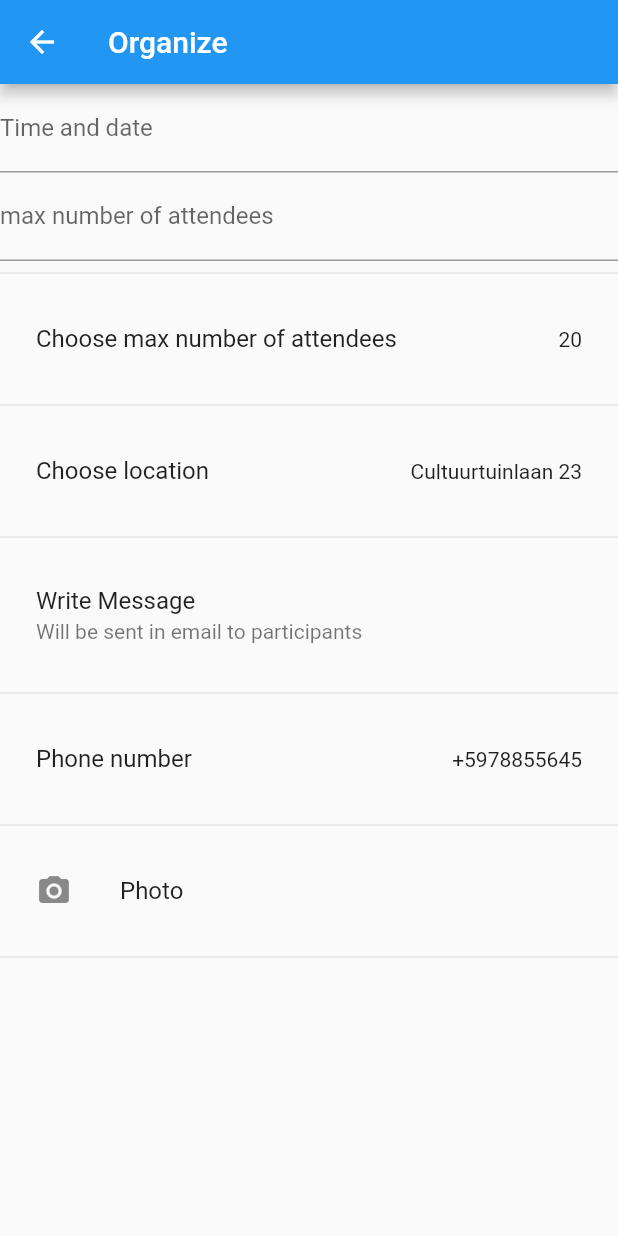
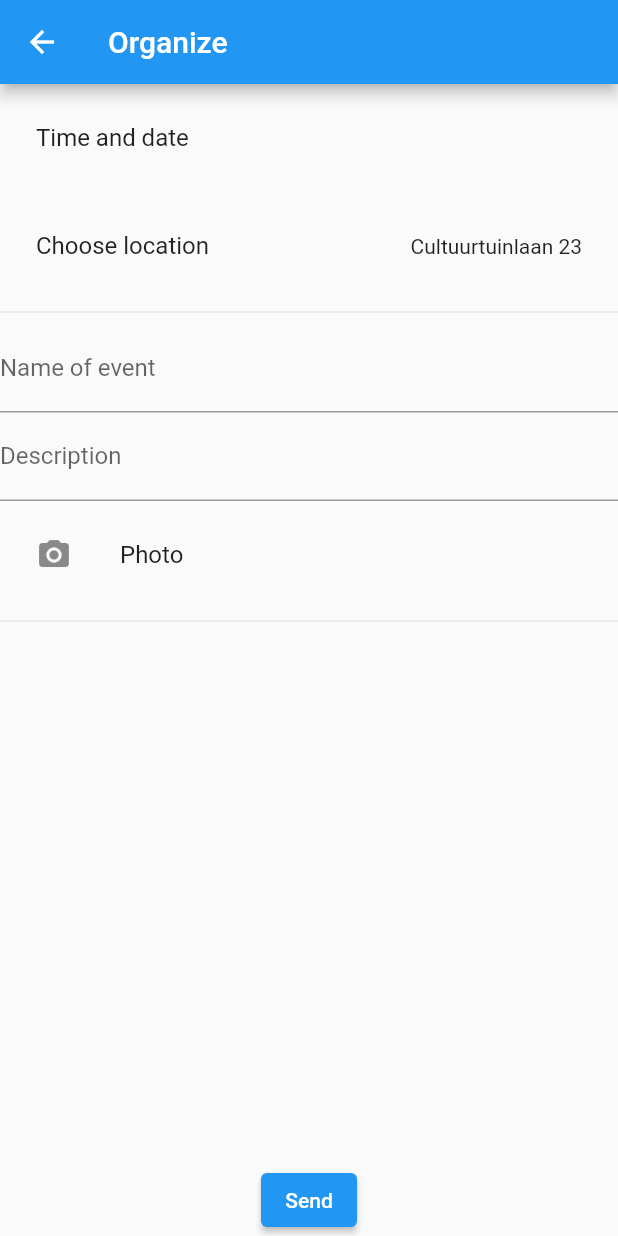
Before and after one commit to GDSC-ADEK/gdsc-solution, a Flutter app: the OrganizeScreen screen opened directly, on a phone screen of 412 x 824 dp. Run offline on Flutter 3.47's test engine with Material 2 defaults, Android fonts, the phone set to English and light mode, and no system bars; our stand-ins replace camera, cloud_firestore, firebase_auth, firebase_core, firebase_storage, google_maps_flutter and 1 more; accounts and stored records are empty.

Commit message:
Added ability to organize and upload events

```diff
--- a/lib/main.dart
+++ b/lib/main.dart
@@ -456,21 +456,91 @@ class EventDetail extends StatelessWidget {
 //https://api.flutter.dev/flutter/material/TextFormField-class.html
 //https://api.flutter.dev/flutter/widgets/FormField-class.html
 //https://docs.flutter.dev/cookbook/forms/validation
-class OrganizeScreen extends StatelessWidget {
+class OrganizeScreen extends StatefulWidget {
+  @override
+  State<OrganizeScreen> createState() => _OrganizeScreenState();
+}
+
+class _OrganizeScreenState extends State<OrganizeScreen> {
+  String? name;
+  String? description;
+  DateTime? orgDate;
+  final List<String> beforePictures = [];
+  final List<String> picturesToUpload = [];
+  DocumentReference<Object?>? location;
+  final _formKey = GlobalKey<FormState>();
   Widget build(BuildContext context) {
     return Scaffold(
         appBar: AppBar(
           title: Text('Organize'),
         ),
         body: Form(
+            key: _formKey,
+            child: Column(children: [
+              Expanded(
                 child: ListView(
                   children: [
-            //https://pub.dev/packages/table_calendar
+                    TextButton(
+                      onPressed: () async {
+                        var date = await showDatePicker(
+                            context: context,
+                            initialDate: DateTime.now(),
+                            firstDate: DateTime.now(),
+                            lastDate:
+                                DateTime(DateTime.now().year + 10, 12, 31));
+                        var time = await showTimePicker(
+                            context: context,
+                            initialTime: TimeOfDay(hour: 0, minute: 0));
+                        setState((() {
+                          orgDate = DateTime(date!.year, date.month, date.day,
+                              time!.hour, time.minute);
+                        }));
+                      },
+                      child: ListTile(
+                        title: Text('Time and date'),
+                        trailing:
+                            Text(orgDate != null ? orgDate.toString() : ''),
+                      ),
+                    ),
+                    TextButton(
+                      onPressed: () {},
+                      child: ListTile(
+                        title: Text('Choose location'),
+                        trailing: Text('Cultuurtuinlaan 23'),
+                      ),
+                    ),
+                    Divider(),
                     TextFormField(
                       decoration: const InputDecoration(
-                //icon: Icon(Icons.calendar_view_day),
-                //hintText: '22-3-2022',
-                labelText: 'Time and date',
+                        labelText: 'Name of event',
+                      ),
+                      onSaved: (String? value) {
+                        name = value;
+                      },
+                      validator: (String? value) {
+                        return (value == null || value.isEmpty)
+                            ? 'Event must have a name.'
+                            : null;
+                      },
+                    ),
+                    TextFormField(
+                      decoration: const InputDecoration(
+                        labelText: 'Description',
+                      ),
+                      onSaved: (String? value) {
+                        description = value;
+                      },
+                      validator: (String? value) {
+                        return (value == null || value.isEmpty)
+                            ? 'Event must have a description.'
+                            : null;
+                      },
+                    ),
+                    /*
+                TextFormField(
+                  keyboardType: TextInputType.number,
+                  decoration: const InputDecoration(
+                    labelText: 'Max number of attendees',
                   ),
                   onSaved: (String? value) {
                     // This optional block of code can be used to run
@@ -482,12 +552,11 @@ class OrganizeScreen extends StatelessWidget {
                         : null;
                   },
                 ),
+                //https://pub.dev/packages/phone_number
                 TextFormField(
                   keyboardType: TextInputType.number,
                   decoration: const InputDecoration(
-                //icon: Icon(Icons.calendar_view_day),
-                //hintText: '22-3-2022',
-                labelText: 'max number of attendees',
+                    labelText: 'Phone number',
                   ),
                   onSaved: (String? value) {
                     // This optional block of code can be used to run
@@ -499,44 +568,14 @@ class OrganizeScreen extends StatelessWidget {
                         : null;
                   },
                 ),
-            Divider(),
-            TextButton(
-              onPressed: () {},
-              child: ListTile(
-                title: Text('Choose max number of attendees'),
-                trailing: Text('20'),
-              ),
-            ),
-            Divider(),
-            TextButton(
-              onPressed: () {},
-              child: ListTile(
-                title: Text('Choose location'),
-                trailing: Text('Cultuurtuinlaan 23'),
-              ),
-            ),
-            Divider(),
-            TextButton(
-              onPressed: () {},
-              child: ListTile(
-                title: Text('Write Message'),
-                subtitle: Text('Will be sent in email to participants'),
-              ),
-            ),
-            Divider(),
-            TextButton(
-              onPressed: () {},
-              child: ListTile(
-                title: Text('Phone number'),
-                trailing: Text('+5978855645'),
-              ),
-            ),
-            Divider(),
+                */
                     TextButton(
                       onPressed: () => Navigator.push(
                         context,
                         MaterialPageRoute(
-                  builder: (context) => TakePictureScreen(),
+                          builder: (context) => TakePictureScreen(
+                              cameraCallback: (path) =>
+                                  setState(() => beforePictures.add(path))),
                         ),
                       ),
                       child: ListTile(
@@ -545,81 +584,64 @@ class OrganizeScreen extends StatelessWidget {
                       ),
                     ),
                     Divider(),
+                    Container(
+                        height: 200,
+                        child: PageView.builder(
+                            itemCount: beforePictures.length,
+                            itemBuilder: (context, index) =>
+                                Image.file(File(beforePictures[index])))),
                   ],
-        )));
+                ),
+              ),
+              ElevatedButton(
+                  onPressed: () async {
+                    // Validate returns true if the form is valid, or false otherwise.
+                    print('sending');
+                    if (_formKey.currentState!.validate()) {
+                      if (beforePictures.length < 1) {
+                        ScaffoldMessenger.of(context).showSnackBar(
+                          SnackBar(content: Text('A photo is necessary')),
+                        );
+                        return;
+                      }
+                      if (orgDate == null) {
+                        ScaffoldMessenger.of(context).showSnackBar(
+                          SnackBar(content: Text('Specify the time and date')),
+                        );
+                        return;
+                      }
+                      _formKey.currentState!.save();
+
+                      //tempory location randomly taken from the database
+                      location = FirebaseFirestore.instance
+                          .collection('Locations')
+                          .doc();
+
+                      for (var imagePath in beforePictures) {
+                        picturesToUpload
+                            .add(await db.uploadImage(File(imagePath)));
+                      }
+                      Event e = Event(
+                          name!,
+                          'TEST UPLOAD FROM APP: ' + description!,
+                          false,
+                          true,
+                          DateTime.now(),
+                          orgDate!,
+                          [],
+                          [],
+                          picturesToUpload,
+                          [],
+                          0,
+                          location!);
+                      db.addEvent(e);
+                      Navigator.pop(context);
+                    }
+                  },
+                  child: Text('Send')),
+            ])));
   }
 }
-
-/*
-class OrganizeScreen extends StatelessWidget {
-  Widget build(BuildContext context) {
-    return Scaffold(
-      appBar: AppBar(
-        title: Text('Organize'),
-      ),
-      body: ListView(
-        children: [
-          //Here should be your own picture
-          //Image.network(imagelink),
-          TextButton(
-            onPressed: () {},
-            child: ListTile(
-              title: Text('Choose time and date'),
-              trailing: Text('22-3-2022'),
-            ),
-          ),
-          Divider(),
-          TextButton(
-            onPressed: () {},
-            child: ListTile(
-              title: Text('Choose max number of attendees'),
-              trailing: Text('20'),
-            ),
-          ),
-          Divider(),
-          TextButton(
-            onPressed: () {},
-            child: ListTile(
-              title: Text('Choose location'),
-              trailing: Text('Cultuurtuinlaan 23'),
-            ),
-          ),
-          Divider(),
-          TextButton(
-            onPressed: () {},
-            child: ListTile(
-              title: Text('Write Message'),
-              subtitle: Text('Will be sent in email to participants'),
-            ),
-          ),
-          Divider(),
-          TextButton(
-            onPressed: () {},
-            child: ListTile(
-              title: Text('Phone number'),
-              trailing: Text('+5978855645'),
-            ),
-          ),
-          Divider(),
-          TextButton(
-            onPressed: () => Navigator.push(
-              context,
-              MaterialPageRoute(
-                builder: (context) => TakePictureScreen(),
-              ),
-            ),
-            child: ListTile(
-              title: Text('Photo'),
-              leading: const Icon(Icons.camera_alt),
-            ),
-          ),
-          Divider(),
-        ],
-      ),
-    );
-  }
-}
-*/
 
 class StatisticsScreen extends StatelessWidget {
   Widget build(BuildContext context) {
```
Also changed, not shown: lib/camera.dart (+10 -6 lines). Lines whose indentation alone changed are shown as unchanged.
